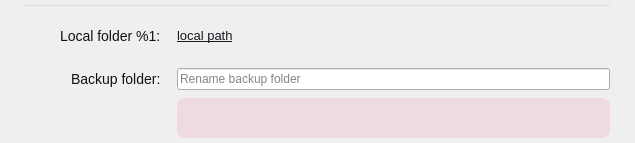
meganz/MEGAsync, file src/MEGASync/syncs/gui/Backups/win/BackupRenameWidget.ui: the form before one commit.
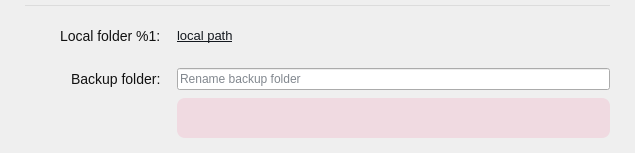
The form after the commit.

```diff
--- a/src/MEGASync/syncs/gui/Backups/win/BackupRenameWidget.ui
+++ b/src/MEGASync/syncs/gui/Backups/win/BackupRenameWidget.ui
@@ -7,7 +7,7 @@
     <x>0</x>
     <y>0</y>
     <width>635</width>
-    <height>143</height>
+    <height>153</height>
    </rect>
   </property>
   <property name="sizePolicy">
@@ -38,7 +38,7 @@
     <number>25</number>
    </property>
    <property name="bottomMargin">
-    <number>5</number>
+    <number>15</number>
    </property>
    <property name="horizontalSpacing">
     <number>12</number>
```
